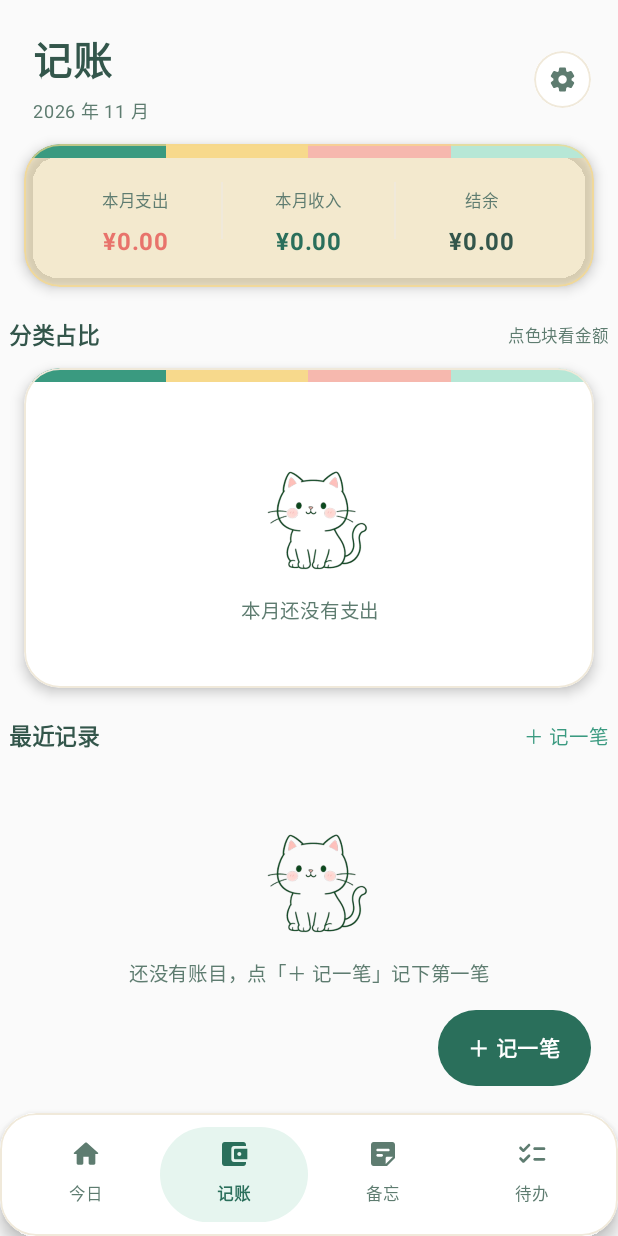
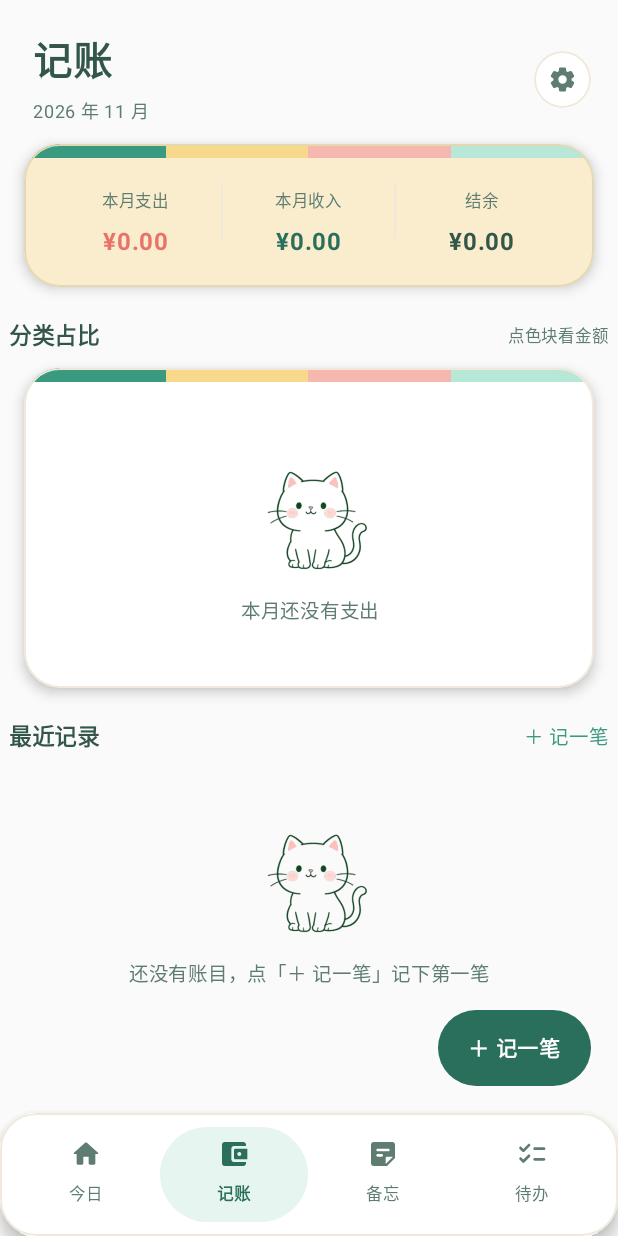
Before and after one commit to Xruncong/yinji, an Android app built with Jetpack Compose: the screen it shows after launch (MainActivity), after a tap on "记账", on a phone screen of 412 x 824 dp. Run offline under Robolectric (Android 15) with nearby library versions, the phone set to English and light mode, and no system bars; our stand-ins replace Room's generated code; libraries missing offline, so code that uses them is left out: androidx.glance, androidx.glance.appwidget.

Commit message:
fix: 奶油卡半透明底导致四周宽暗边 —— 改不透明实色同色令牌，上班打卡卡与记账总额卡内外统一

```diff
--- a/app/src/main/java/com/qiushang/yinji/ui/Components.kt
+++ b/app/src/main/java/com/qiushang/yinji/ui/Components.kt
@@ -184,7 +184,8 @@ fun CategoryEmoji(emoji: String, color: Color, size: Dp = 40.dp, emojiSize: Int
     ) { Text(emoji, fontSize = emojiSize.sp) }
 }
 
-/** 奶油黄强调卡：用于月度总额等主信息卡，和概念图一致。 */
+/** 奶油黄强调卡：用于月度总额等主信息卡，和概念图一致。
+ *  底色改为不透明实色——半透明会让 shadow 的暗色渗上来，四周形成一圈又宽又暗的「外边」。 */
 @Composable
 fun CreamCard(modifier: Modifier = Modifier, content: @Composable ColumnScope.() -> Unit) {
     Column(
@@ -192,8 +193,8 @@ fun CreamCard(modifier: Modifier = Modifier, content: @Composable ColumnScope.()
             .fillMaxWidth()
             .shadow(5.dp, YinjiShapes.Card)
             .clip(YinjiShapes.Card)
-            .background(YinjiColors.Cream.copy(alpha = 0.35f))
-            .border(1.dp, YinjiColors.Cream.copy(alpha = 0.7f), YinjiShapes.Card)
+            .background(YinjiColors.CreamSolid)
+            .border(1.dp, YinjiColors.CreamEdge, YinjiShapes.Card)
             .padding(18.dp),
         content = content
     )
--- a/app/src/main/java/com/qiushang/yinji/ui/LedgerScreen.kt
+++ b/app/src/main/java/com/qiushang/yinji/ui/LedgerScreen.kt
@@ -71,8 +71,8 @@ fun LedgerScreen(repo: YinjiRepository, onSettings: () -> Unit) {
         // 月度总额汇总卡（奶油黄底 + 四色手账胶带，与概念图一致）
         SummaryCard(
             modifier = Modifier.padding(horizontal = 16.dp),
-            background = YinjiColors.Cream.copy(alpha = 0.35f),
-            borderColor = YinjiColors.Cream.copy(alpha = 0.7f)
+            background = YinjiColors.CreamSolid,
+            borderColor = YinjiColors.CreamEdge
         ) {
             Row(Modifier.fillMaxWidth()) {
                 AmountCell("本月支出", Money.format(expenseTotal), YinjiColors.Expense)
--- a/app/src/main/java/com/qiushang/yinji/ui/theme/Theme.kt
+++ b/app/src/main/java/com/qiushang/yinji/ui/theme/Theme.kt
@@ -22,6 +22,11 @@ object YinjiColors {
     val PrimarySoft = Color(0xFFE6F5EF)
     val MintLight = Color(0xFFB7E7D6)
     val Cream = Color(0xFFF7D98C)
+    /** 奶油卡实色：不透明，避免 shadow 从半透明底渗进来形成一圈宽暗边。
+     *  色值约等于旧版 Cream@0.35 叠在 Page 上的中心色，改动只去掉暗边、不改观感。 */
+    val CreamSolid = Color(0xFFFAEDCE)
+    /** 奶油卡描边：同色系略深，仍是 1dp 不透明细线 */
+    val CreamEdge = Color(0xFFE5D8B0)
     val Peach = Color(0xFFF6B8AE)
     /** 糖果色分段：压深一点，保证选中态白字对比度 */
     val CandyGold = Color(0xFFC9922F)
```
Also changed, not shown: 1 other file.
